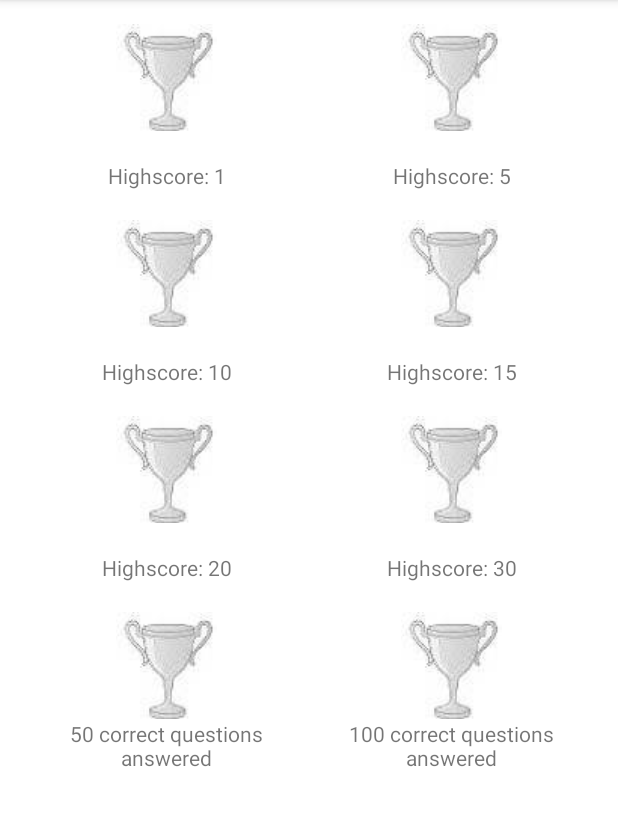
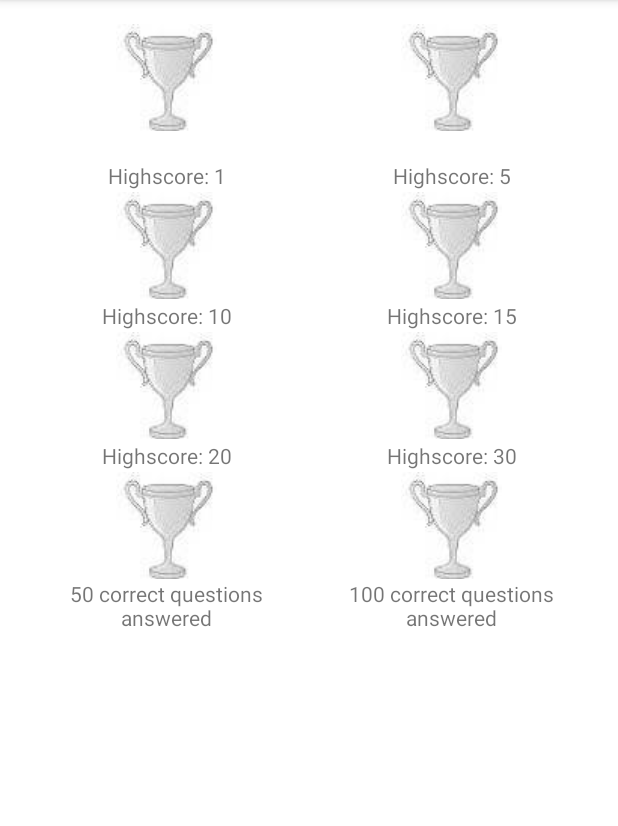
Before and after one commit to JC626/MathForKids, an Android app: the AchievementActivity screen opened directly, with no data from a screen before it, on a phone screen of 412 x 824 dp, the part 84-910 px from its top. Run offline under Robolectric (Android 15) with nearby library versions, the phone set to English and light mode, and no system bars.

Commit message:
Made it compatible for 4" Resolution... Need to find auto scaling resolution

```diff
--- a/app/src/main/res/layout/activity_achievement.xml
+++ b/app/src/main/res/layout/activity_achievement.xml
@@ -18,7 +18,7 @@
             android:id="@+id/trophy1"
             android:layout_width="0dp"
             android:layout_height="wrap_content"
-            android:layout_weight="1"
+            android:layout_weight=".5"
             android:src="@drawable/graytrophy"
             />
 
@@ -26,7 +26,7 @@
             android:id="@+id/trophy2"
             android:layout_width="0dp"
             android:layout_height="wrap_content"
-            android:layout_weight="1"
+            android:layout_weight=".5"
             android:src="@drawable/graytrophy"
             />
     </LinearLayout>
@@ -35,7 +35,7 @@
         android:layout_width="match_parent"
         android:layout_height="wrap_content"
         android:orientation="horizontal"
-        android:paddingBottom="20dp">
+        android:paddingBottom="1dp">
 
         <TextView
             android:id="@+id/totalQuestions1"
@@ -57,7 +57,7 @@
         android:layout_width="match_parent"
         android:layout_height="wrap_content"
         android:orientation="horizontal"
-        android:paddingBottom="20dp">
+        android:paddingBottom="1dp">
 
         <ImageView
             android:id="@+id/trophy3"
@@ -79,7 +79,7 @@
         android:layout_width="match_parent"
         android:layout_height="wrap_content"
         android:orientation="horizontal"
-        android:paddingBottom="20dp">
+        android:paddingBottom="1dp">
 
         <TextView
             android:id="@+id/totalQuestions10"
@@ -101,7 +101,7 @@
         android:layout_width="match_parent"
         android:layout_height="wrap_content"
         android:orientation="horizontal"
-        android:paddingBottom="20dp">
+        android:paddingBottom="1dp">
 
         <ImageView
             android:id="@+id/trophy5"
@@ -123,7 +123,7 @@
         android:layout_width="match_parent"
         android:layout_height="wrap_content"
         android:orientation="horizontal"
-        android:paddingBottom="20dp">
+        android:paddingBottom="1dp">
 
         <TextView
             android:id="@+id/totalQuestions50"
--- a/app/src/main/res/layout/activity_question.xml
+++ b/app/src/main/res/layout/activity_question.xml
@@ -23,7 +23,7 @@
         <ImageView
             android:layout_marginTop="100dp"
             android:layout_width="150dp"
-            android:layout_height="150dp"
+            android:layout_height="100dp"
             android:src = "@drawable/cat"
             />
 
```
